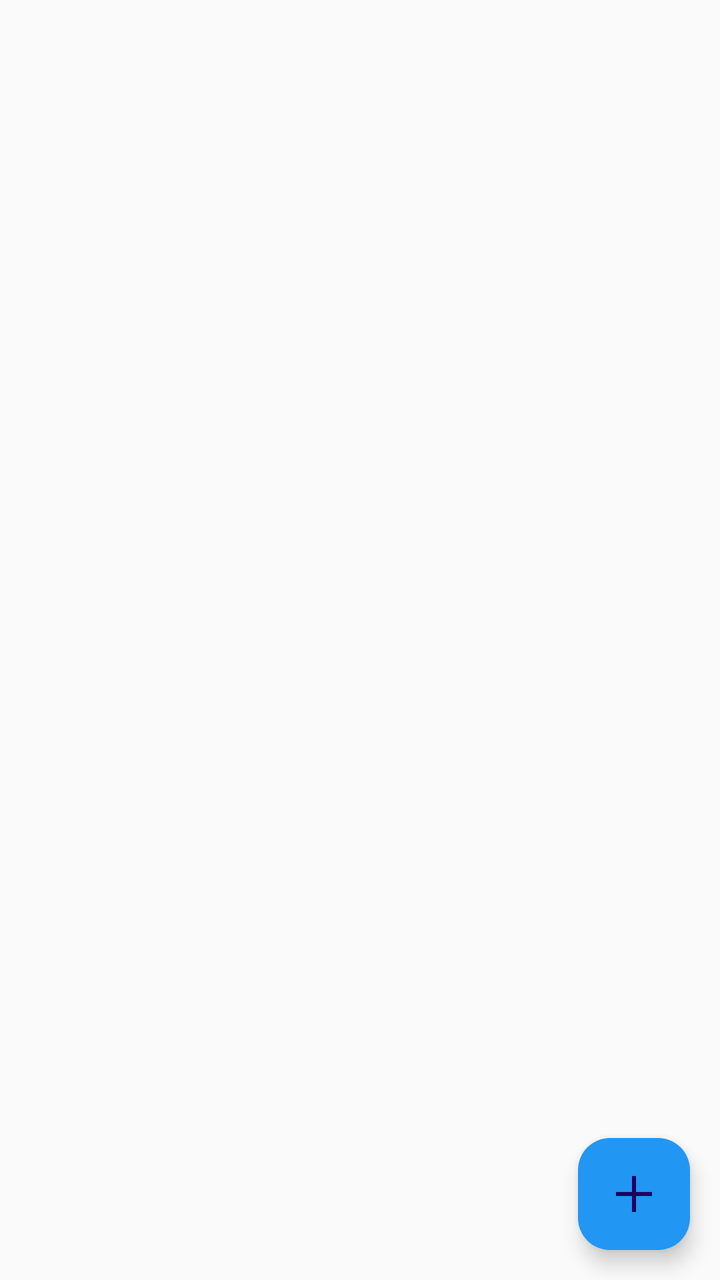
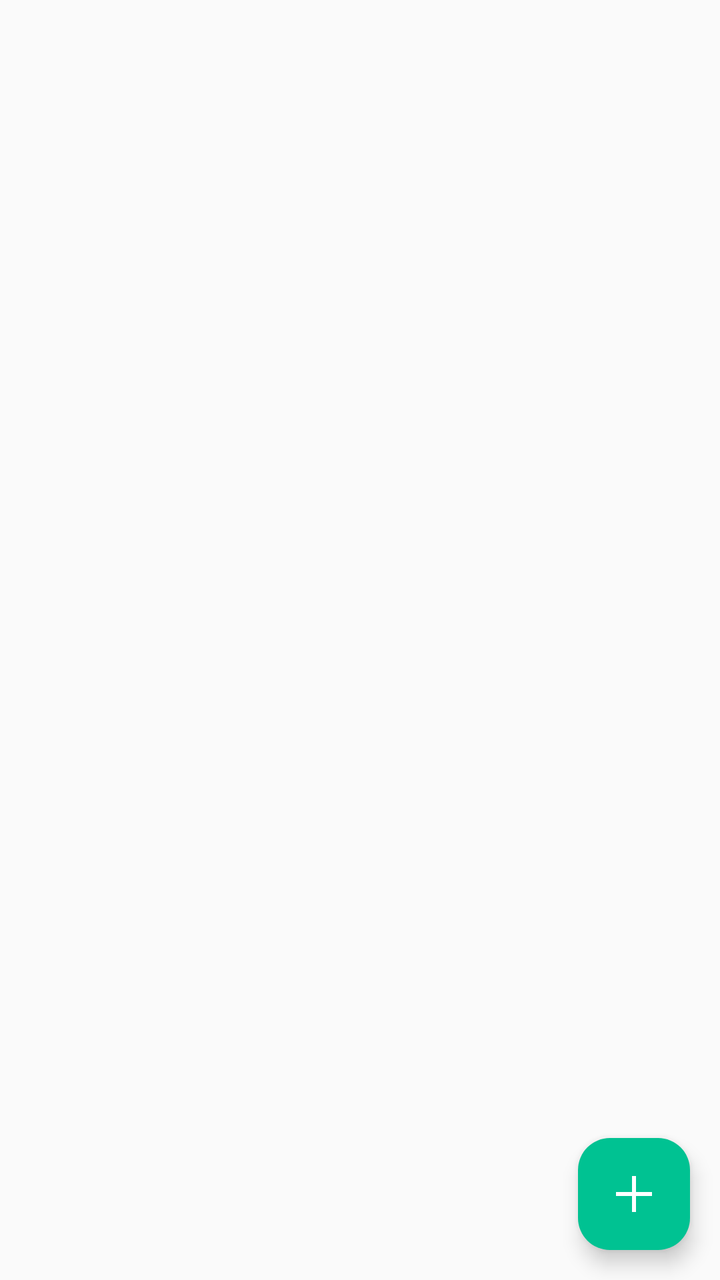

Two renders of the same Android screen: before a commit and after it. Below are the layout's source before the change and the commit's diff.
<!-- AndroidManifest.xml: application theme Theme.MyLittleFinanControl -->
<!-- res/layout/fragment_movimiento.xml -->
<?xml version="1.0" encoding="utf-8"?>
<RelativeLayout xmlns:android="http://schemas.android.com/apk/res/android"
    xmlns:tools="http://schemas.android.com/tools"
    android:layout_width="match_parent"
    android:layout_height="match_parent"
    xmlns:app="http://schemas.android.com/apk/res-auto"
    android:id="@+id/main"
    tools:context=".Fragmentos.FragmentMovimiento">

    <androidx.recyclerview.widget.RecyclerView
        android:id="@+id/notasRv"
        android:padding="15dp"
        tools:listitem="@layout/item_movimiento"
        android:layout_width="match_parent"
        android:layout_height="match_parent"/>

    <com.google.android.material.floatingactionbutton.FloatingActionButton
        android:id="@+id/FABAgregarNota"
        android:layout_alignParentBottom="true"
        android:layout_alignParentEnd="true"
        android:layout_marginBottom="15dp"
        android:layout_marginEnd="15dp"
        android:layout_marginStart="15dp"
        android:src="@drawable/ic_add"
        android:backgroundTint="#2196F3"
        android:layout_width="wrap_content"
        android:layout_height="wrap_content"
        />

</RelativeLayout>
<!-- res/layout/item_movimiento.xml (included above) -->
<?xml version="1.0" encoding="utf-8"?>
<com.google.android.material.card.MaterialCardView
    xmlns:android="http://schemas.android.com/apk/res/android"
    android:layout_width="match_parent"
    android:layout_height="wrap_content"
    xmlns:app="http://schemas.android.com/apk/res-auto"
    app:cardCornerRadius="8dp"
    app:cardElevation="4dp"
    app:cardUseCompatPadding="true">

    <androidx.appcompat.widget.LinearLayoutCompat
        android:layout_width="match_parent"
        android:layout_height="wrap_content"
        android:orientation="vertical"
        android:padding="15dp">

        <RelativeLayout
            android:layout_width="match_parent"
            android:layout_height="wrap_content"
            android:orientation="horizontal"
            android:layout_marginTop="10dp">

            <TextView
                android:id="@+id/item_descripcion"
                android:text="@string/item_descripcion"
                android:textStyle="bold"
                android:layout_marginBottom="10dp"
                android:layout_width="wrap_content"
                android:layout_height="wrap_content"/>

            <ImageView
                android:id="@+id/ivActualizar"
                android:layout_alignParentEnd="true"
                android:src="@drawable/ic_edit"
                android:layout_marginEnd="40dp"
                android:layout_width="25dp"
                android:layout_height="25dp"/>

            <ImageView
                android:id="@+id/ivEliminarMov"
                android:layout_alignParentEnd="true"
                android:src="@drawable/ic_delete"
                android:layout_marginEnd="10dp"
                android:layout_width="25dp"
                android:layout_height="25dp" />

        </RelativeLayout>

        <TextView
            android:id="@+id/item_valor"
            android:text="@string/item_valor"
            android:textStyle="bold"
            android:layout_marginBottom="10dp"
            android:layout_width="wrap_content"
            android:layout_height="wrap_content"/>

        <TextView
            android:id="@+id/item_tipo"
            android:text="@string/item_tipo"
            android:textStyle="bold"
            android:layout_width="wrap_content"
            android:layout_height="wrap_content"/>

    </androidx.appcompat.widget.LinearLayoutCompat>

</com.google.android.material.card.MaterialCardView>
<!-- resources referenced by this layout -->
<resources>
  <!-- drawable ic_add (drawable) -->
  <vector xmlns:android="http://schemas.android.com/apk/res/android" android:autoMirrored="true" android:height="24dp" android:tint="#1F4F98" android:viewportHeight="960" android:viewportWidth="960" android:width="24dp">
        
      <path android:fillColor="@android:color/white" android:pathData="M440,840L440,520L120,520L120,440L440,440L440,120L520,120L520,440L840,440L840,520L520,520L520,840L440,840Z"/>
      
  </vector>
  <!-- drawable ic_delete (drawable) -->
  <vector xmlns:android="http://schemas.android.com/apk/res/android" android:autoMirrored="true" android:height="24dp" android:tint="#1F4F98" android:viewportHeight="24" android:viewportWidth="24" android:width="24dp">
        
      <path android:fillColor="@android:color/white" android:pathData="M6,19c0,1.1 0.9,2 2,2h8c1.1,0 2,-0.9 2,-2V7H6v12zM19,4h-3.5l-1,-1h-5l-1,1H5v2h14V4z"/>
      
  </vector>
  <!-- drawable ic_edit (drawable) -->
  <vector xmlns:android="http://schemas.android.com/apk/res/android" android:autoMirrored="true" android:height="24dp" android:tint="#1F4F98" android:viewportHeight="24" android:viewportWidth="24" android:width="24dp">
        
      <path android:fillColor="@android:color/white" android:pathData="M3,17.25V21h3.75L17.81,9.94l-3.75,-3.75L3,17.25zM20.71,7.04c0.39,-0.39 0.39,-1.02 0,-1.41l-2.34,-2.34c-0.39,-0.39 -1.02,-0.39 -1.41,0l-1.83,1.83 3.75,3.75 1.83,-1.83z"/>
      
  </vector>
  <string name="item_descripcion">Descripcion</string>
  <string name="item_tipo">Tipo de registro</string>
  <string name="item_valor">Valor</string>
  <style name="Theme.MyLittleFinanControl" parent="Base.Theme.MyLittleFinanControl" />
  <style name="Base.Theme.MyLittleFinanControl" parent="Theme.Material3.DayNight.NoActionBar">
          
          <item name="colorPrimary">@color/primary</item>
          <item name="colorOnPrimary">@color/white</item>
          <item name="colorSecondary">@color/secondary</item>
          <item name="colorOnSecondary">@color/white</item>
          
          
          <item name="android:windowBackground">@color/background_light</item>
          <item name="colorSurface">@color/background_light</item>
          
          
          <item name="colorError">@color/accent_alerta</item>
          
          
          <item name="android:statusBarColor">@color/background_light</item>
          <item name="android:windowLightStatusBar">true</item>
      </style>
  <color name="primary">#00C292</color>
  <color name="white">#FFFFFFFF</color>
  <color name="secondary">#3A4750</color>
  <color name="background_light">#FAFAFA</color>
  <color name="accent_alerta">#E55555</color>
</resources>

<!-- the commit's change to res/layout/fragment_movimiento.xml (unified diff, before → after) -->
@@ -22,7 +22,8 @@
         android:layout_marginEnd="15dp"
         android:layout_marginStart="15dp"
         android:src="@drawable/ic_add"
-        android:backgroundTint="#2196F3"
+        app:backgroundTint="@color/primary"
+        app:tint="@color/white"
         android:layout_width="wrap_content"
         android:layout_height="wrap_content"
         />
@@ -63,6 +64,7 @@
                 android:id="@+id/ivActualizar"
                 android:layout_alignParentEnd="true"
                 android:src="@drawable/ic_edit"
+                app:tint="@color/secondary"
                 android:layout_marginEnd="40dp"
                 android:layout_width="25dp"
                 android:layout_height="25dp"/>
@@ -72,6 +74,7 @@
                 android:layout_alignParentEnd="true"
                 android:src="@drawable/ic_delete"
                 android:layout_marginEnd="10dp"
+                app:tint="@color/secondary"
                 android:layout_width="25dp"
                 android:layout_height="25dp" />
 
@@ -83,14 +86,16 @@
             android:textStyle="bold"
             android:layout_marginBottom="10dp"
             android:layout_width="wrap_content"
-            android:layout_height="wrap_content"/>
+            android:layout_height="wrap_content"
+            android:textColor="@color/primary"/>
 
         <TextView
             android:id="@+id/item_tipo"
             android:text="@string/item_tipo"
             android:textStyle="bold"
             android:layout_width="wrap_content"
-            android:layout_height="wrap_content"/>
+            android:layout_height="wrap_content"
+            android:textColor="@color/primary"/>
 
     </androidx.appcompat.widget.LinearLayoutCompat>
 
